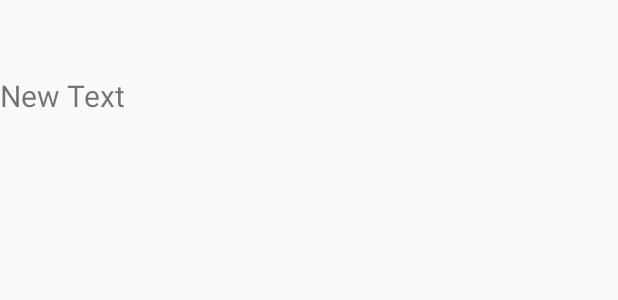
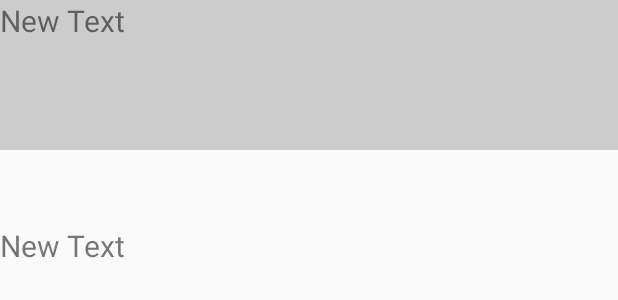
Before and after one commit to shabnamkousha/InstagramPhotos, an Android app: the layout item_photo.xml on its own in the app's theme, with its tools: preview values and no code run, on a phone screen of 412 x 824 dp. Shown: the top 300 px of the screen. Run offline under Robolectric (Android 15) with nearby library versions, the phone set to English and light mode, and no system bars.

Commit message:
Added Username in a different Layout

```diff
--- a/app/src/main/java/com/example/shabnam/instaphotos/IntagramPhotosAdapter.java
+++ b/app/src/main/java/com/example/shabnam/instaphotos/IntagramPhotosAdapter.java
@@ -28,7 +28,9 @@ public class IntagramPhotosAdapter extends ArrayAdapter<InstagramPhoto>{
         }
         TextView tvCaption=(TextView) convertView.findViewById(R.id.tvCaption );
         ImageView ivPhoto=(ImageView) convertView.findViewById(R.id.ivPhoto);
+        TextView tvUsername=(TextView) convertView.findViewById(R.id.tvUsername);
         tvCaption.setText(photo.caption);
+        tvUsername.setText(photo.username);
         ivPhoto.setImageResource(0);
         Picasso.with(getContext()).load(photo.imageUrl).into(ivPhoto);
         return convertView;
--- a/app/src/main/res/layout/item_photo.xml
+++ b/app/src/main/res/layout/item_photo.xml
@@ -1,28 +1,49 @@
 <?xml version="1.0" encoding="utf-8"?>
 <RelativeLayout xmlns:android="http://schemas.android.com/apk/res/android"
     android:layout_width="match_parent" android:layout_height="match_parent">
+    <RelativeLayout
+        android:layout_width="match_parent"
+        android:layout_height="100dp"
+        android:background="#ccc"
+        android:layout_alignParentTop="true"
+        android:layout_alignParentLeft="true"
+        android:layout_alignParentStart="true"
+        android:id="@+id/relativeLayout">
+
+        <TextView
+            android:layout_width="wrap_content"
+            android:layout_height="wrap_content"
+            android:text="New Text"
+            android:id="@+id/tvUsername"
+            android:textSize="20sp"
+            android:maxLines="3"
+            android:ellipsize="end"
+            android:layout_alignParentLeft="true"
+            android:layout_alignParentStart="true"
+            android:layout_alignParentTop="true" />
+
+    </RelativeLayout>
+    <TextView
+        android:layout_width="wrap_content"
+        android:layout_height="wrap_content"
+        android:text="New Text"
+        android:id="@+id/tvCaption"
+        android:textSize="20sp"
+        android:maxLines="3"
+        android:ellipsize="end"
+        android:layout_below="@+id/ivPhoto"
+        android:layout_alignParentLeft="true"
+        android:layout_alignParentStart="true" />
 
     <ImageView
         android:layout_width="fill_parent"
         android:layout_height="wrap_content"
         android:id="@+id/ivPhoto"
-        android:layout_alignParentTop="true"
-        android:layout_alignParentLeft="true"
-        android:layout_alignParentStart="true"
         android:adjustViewBounds="true"
         android:scaleType="fitXY"
-        android:minHeight="50dp" />
-
-    <TextView
-        android:layout_width="wrap_content"
-        android:layout_height="wrap_content"
-        android:text="New Text"
-        android:id="@+id/tvCaption"
-        android:layout_below="@+id/ivPhoto"
+        android:minHeight="50dp"
+        android:layout_below="@+id/relativeLayout"
         android:layout_alignParentLeft="true"
-        android:layout_alignParentStart="true"
-        android:textSize="20sp"
-        android:maxLines="3"
-        android:ellipsize="end" />
+        android:layout_alignParentStart="true" />
 
 </RelativeLayout>
```
